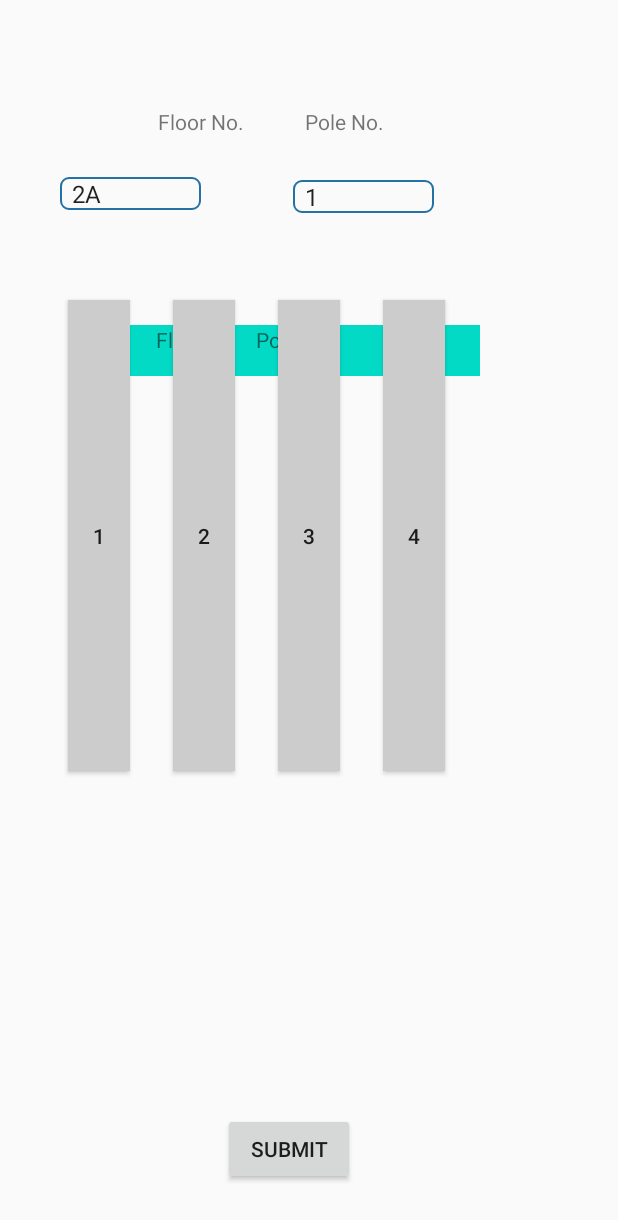
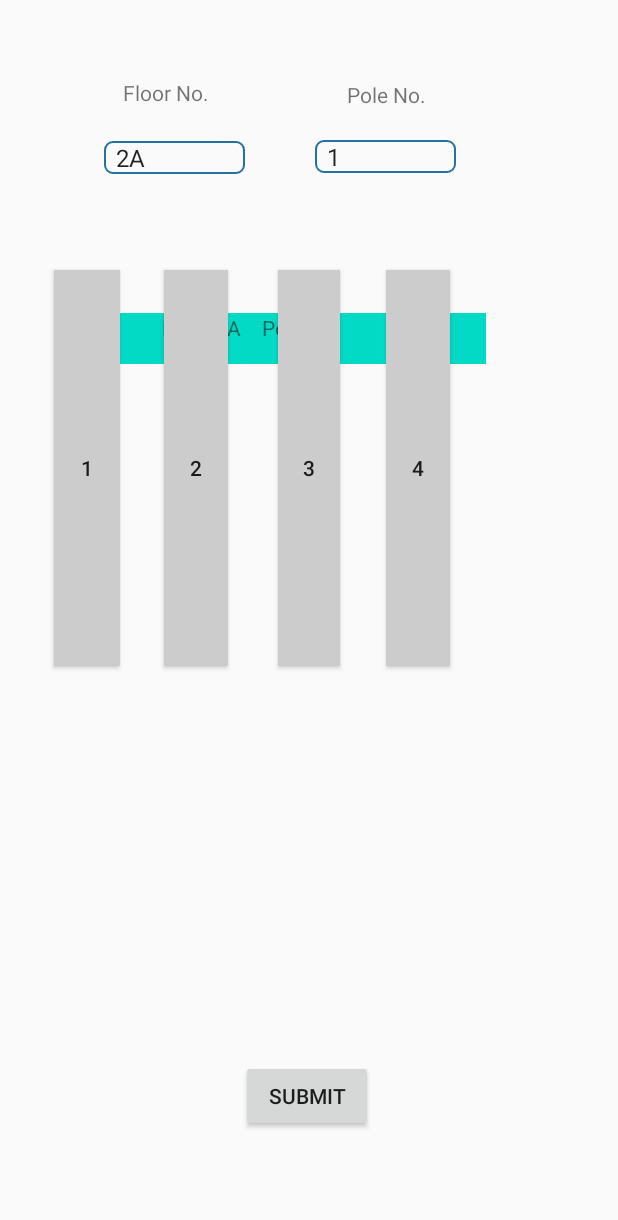
Before and after one commit to Jugg-zh/CarPlateChecker, an Android app: the screen it shows after launch (MainActivity), on a phone screen of 412 x 824 dp. Shown: the top 1220 px of the screen. Run offline under Robolectric (Android 15) with nearby library versions, the phone set to English and light mode, and no system bars; libraries missing offline, so code that uses them is left out: com.google.api.client, com.google.api.services.

```diff
--- a/app/src/main/java/com/example/platecheck/Utility.java
+++ b/app/src/main/java/com/example/platecheck/Utility.java
@@ -43,7 +43,7 @@ import java.util.Arrays;
 import java.util.List;
 
 public class Utility {
-    private static final String CLOUD_VISION_API_KEY = "AIzaSyCv5Y8pgxhrdEcleGNkwbDmk0lanutJ1Ak";
+    private static final String CLOUD_VISION_API_KEY = "";
     public static final String FILE_NAME = "temp.jpg";
     private static final String ANDROID_CERT_HEADER = "X-Android-Cert";
     private static final String ANDROID_PACKAGE_HEADER = "X-Android-Package";
--- a/app/src/main/res/layout/activity_main.xml
+++ b/app/src/main/res/layout/activity_main.xml
@@ -17,12 +17,12 @@
         android:layout_alignParentEnd="true"
         android:layout_alignParentRight="true"
         android:layout_alignParentBottom="true"
-        android:layout_marginStart="45dp"
-        android:layout_marginLeft="50dp"
-        android:layout_marginTop="200dp"
-        android:layout_marginEnd="325dp"
-        android:layout_marginRight="238dp"
-        android:layout_marginBottom="310dp"
+        android:layout_marginStart="36dp"
+        android:layout_marginLeft="36dp"
+        android:layout_marginTop="180dp"
+        android:layout_marginEnd="332dp"
+        android:layout_marginRight="332dp"
+        android:layout_marginBottom="380dp"
         android:text="1" />
 
     <Button
@@ -35,12 +35,12 @@
         android:layout_alignParentEnd="true"
         android:layout_alignParentRight="true"
         android:layout_alignParentBottom="true"
-        android:layout_marginStart="115dp"
-        android:layout_marginLeft="50dp"
-        android:layout_marginTop="200dp"
-        android:layout_marginEnd="255dp"
-        android:layout_marginRight="238dp"
-        android:layout_marginBottom="310dp"
+        android:layout_marginStart="109dp"
+        android:layout_marginLeft="109dp"
+        android:layout_marginTop="180dp"
+        android:layout_marginEnd="260dp"
+        android:layout_marginRight="260dp"
+        android:layout_marginBottom="380dp"
         android:text="2" />
 
     <Button
@@ -54,11 +54,11 @@
         android:layout_alignParentRight="true"
         android:layout_alignParentBottom="true"
         android:layout_marginStart="185dp"
-        android:layout_marginLeft="50dp"
-        android:layout_marginTop="200dp"
+        android:layout_marginLeft="185dp"
+        android:layout_marginTop="180dp"
         android:layout_marginEnd="185dp"
-        android:layout_marginRight="238dp"
-        android:layout_marginBottom="310dp"
+        android:layout_marginRight="185dp"
+        android:layout_marginBottom="380dp"
         android:text="3" />
 
     <Button
@@ -71,12 +71,12 @@
         android:layout_alignParentEnd="true"
         android:layout_alignParentRight="true"
         android:layout_alignParentBottom="true"
-        android:layout_marginStart="255dp"
-        android:layout_marginLeft="50dp"
-        android:layout_marginTop="200dp"
-        android:layout_marginEnd="115dp"
-        android:layout_marginRight="238dp"
-        android:layout_marginBottom="310dp"
+        android:layout_marginStart="257dp"
+        android:layout_marginLeft="257dp"
+        android:layout_marginTop="180dp"
+        android:layout_marginEnd="112dp"
+        android:layout_marginRight="112dp"
+        android:layout_marginBottom="380dp"
         android:text="4" />
 
     <Button
@@ -89,12 +89,12 @@
         android:layout_alignParentEnd="true"
         android:layout_alignParentRight="true"
         android:layout_alignParentBottom="true"
-        android:layout_marginStart="325dp"
-        android:layout_marginLeft="50dp"
-        android:layout_marginTop="200dp"
-        android:layout_marginEnd="45dp"
-        android:layout_marginRight="238dp"
-        android:layout_marginBottom="310dp"
+        android:layout_marginStart="329dp"
+        android:layout_marginLeft="329dp"
+        android:layout_marginTop="180dp"
+        android:layout_marginEnd="40dp"
+        android:layout_marginRight="40dp"
+        android:layout_marginBottom="380dp"
         android:text="5" />
 
     <Button
@@ -107,12 +107,12 @@
         android:layout_alignParentEnd="true"
         android:layout_alignParentRight="true"
         android:layout_alignParentBottom="true"
-        android:layout_marginStart="47dp"
-        android:layout_marginLeft="47dp"
-        android:layout_marginTop="458dp"
-        android:layout_marginEnd="322dp"
-        android:layout_marginRight="322dp"
-        android:layout_marginBottom="92dp"
+        android:layout_marginStart="39dp"
+        android:layout_marginLeft="39dp"
+        android:layout_marginTop="400dp"
+        android:layout_marginEnd="329dp"
+        android:layout_marginRight="329dp"
+        android:layout_marginBottom="150dp"
         android:text="6" />
 
     <Button
@@ -125,12 +125,12 @@
         android:layout_alignParentEnd="true"
         android:layout_alignParentRight="true"
         android:layout_alignParentBottom="true"
-        android:layout_marginStart="117dp"
-        android:layout_marginLeft="117dp"
-        android:layout_marginTop="462dp"
-        android:layout_marginEnd="252dp"
-        android:layout_marginRight="252dp"
-        android:layout_marginBottom="107dp"
+        android:layout_marginStart="108dp"
+        android:layout_marginLeft="108dp"
+        android:layout_marginTop="400dp"
+        android:layout_marginEnd="261dp"
+        android:layout_marginRight="261dp"
+        android:layout_marginBottom="150dp"
         android:text="7" />
 
     <Button
@@ -145,10 +145,10 @@
         android:layout_alignParentBottom="true"
         android:layout_marginStart="183dp"
         android:layout_marginLeft="183dp"
-        android:layout_marginTop="461dp"
+        android:layout_marginTop="400dp"
         android:layout_marginEnd="187dp"
         android:layout_marginRight="187dp"
-        android:layout_marginBottom="108dp"
+        android:layout_marginBottom="150dp"
         android:text="8" />
 
     <Button
@@ -163,10 +163,10 @@
         android:layout_alignParentBottom="true"
         android:layout_marginStart="254dp"
         android:layout_marginLeft="254dp"
-        android:layout_marginTop="463dp"
+        android:layout_marginTop="400dp"
         android:layout_marginEnd="115dp"
         android:layout_marginRight="115dp"
-        android:layout_marginBottom="106dp"
+        android:layout_marginBottom="150dp"
         android:text="9" />
 
     <Button
@@ -179,12 +179,12 @@
         android:layout_alignParentEnd="true"
         android:layout_alignParentRight="true"
         android:layout_alignParentBottom="true"
-        android:layout_marginStart="316dp"
-        android:layout_marginLeft="316dp"
-        android:layout_marginTop="460dp"
-        android:layout_marginEnd="53dp"
-        android:layout_marginRight="53dp"
-        android:layout_marginBottom="109dp"
+        android:layout_marginStart="332dp"
+        android:layout_marginLeft="332dp"
+        android:layout_marginTop="400dp"
+        android:layout_marginEnd="37dp"
+        android:layout_marginRight="37dp"
+        android:layout_marginBottom="150dp"
         android:text="10" />
 
     <TextView
@@ -193,9 +193,9 @@
         android:layout_alignParentStart="true"
         android:layout_alignParentLeft="true"
         android:layout_alignParentTop="true"
-        android:layout_marginStart="105dp"
-        android:layout_marginLeft="105dp"
-        android:layout_marginTop="71dp"
+        android:layout_marginStart="82dp"
+        android:layout_marginLeft="82dp"
+        android:layout_marginTop="52dp"
         android:text="Floor No."
         app:layout_constraintBottom_toBottomOf="parent"
         app:layout_constraintLeft_toLeftOf="parent"
@@ -204,15 +204,15 @@
 
     <Spinner
         android:id="@+id/floorNum"
-        android:background="@drawable/dropdown_rounded"
         android:layout_width="94dp"
         android:layout_height="wrap_content"
+        android:layout_alignParentStart="true"
         android:layout_alignParentLeft="true"
-        android:layout_alignParentStart="true"
         android:layout_alignParentTop="true"
-        android:layout_marginLeft="40dp"
-        android:layout_marginStart="40dp"
-        android:layout_marginTop="118dp" />
+        android:layout_marginStart="69dp"
+        android:layout_marginLeft="69dp"
+        android:layout_marginTop="94dp"
+        android:background="@drawable/dropdown_rounded" />
 
     <TextView
         android:id="@+id/textView"
@@ -221,22 +221,22 @@
         android:layout_alignParentStart="true"
         android:layout_alignParentLeft="true"
         android:layout_alignParentTop="true"
-        android:layout_marginStart="203dp"
-        android:layout_marginLeft="203dp"
-        android:layout_marginTop="71dp"
+        android:layout_marginStart="231dp"
+        android:layout_marginLeft="231dp"
+        android:layout_marginTop="53dp"
         android:text="Pole No." />
 
     <Spinner
         android:id="@+id/poleNum"
-        android:background="@drawable/dropdown_rounded"
         android:layout_width="94dp"
         android:layout_height="wrap_content"
+        android:layout_alignParentStart="true"
         android:layout_alignParentLeft="true"
-        android:layout_alignParentStart="true"
         android:layout_alignParentTop="true"
-        android:layout_marginLeft="195dp"
-        android:layout_marginStart="195dp"
-        android:layout_marginTop="120dp" />
+        android:layout_marginStart="210dp"
+        android:layout_marginLeft="210dp"
+        android:layout_marginTop="93dp"
+        android:background="@drawable/dropdown_rounded" />
 
     <TextView
         android:id="@+id/promptText"
@@ -245,9 +245,9 @@
         android:layout_alignParentEnd="true"
         android:layout_alignParentRight="true"
         android:layout_alignParentBottom="true"
-        android:layout_marginEnd="92dp"
-        android:layout_marginRight="92dp"
-        android:layout_marginBottom="573dp" />
+        android:layout_marginEnd="88dp"
+        android:layout_marginRight="88dp"
+        android:layout_marginBottom="581dp" />
 
     <Button
         android:id="@+id/submitButton"
@@ -256,9 +256,9 @@
         android:layout_alignParentEnd="true"
         android:layout_alignParentRight="true"
         android:layout_alignParentBottom="true"
-        android:layout_marginEnd="175dp"
-        android:layout_marginRight="175dp"
-        android:layout_marginBottom="34dp"
+        android:layout_marginEnd="163dp"
+        android:layout_marginRight="163dp"
+        android:layout_marginBottom="69dp"
         android:text="submit" />
 
 
--- a/app/src/main/res/layout/activity_record.xml
+++ b/app/src/main/res/layout/activity_record.xml
@@ -89,6 +89,6 @@
         android:layout_marginEnd="181dp"
         android:layout_marginRight="181dp"
         android:layout_marginBottom="387dp"
-        android:text="Button" />
+        android:text="Record" />
 
 </RelativeLayout>
```
